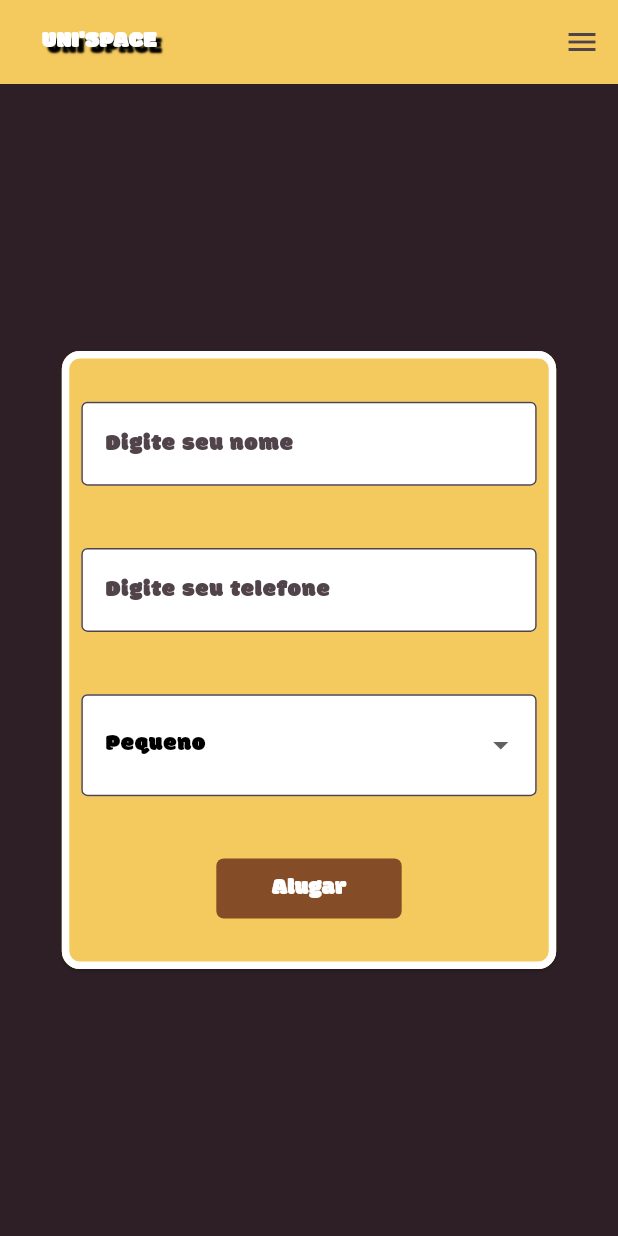
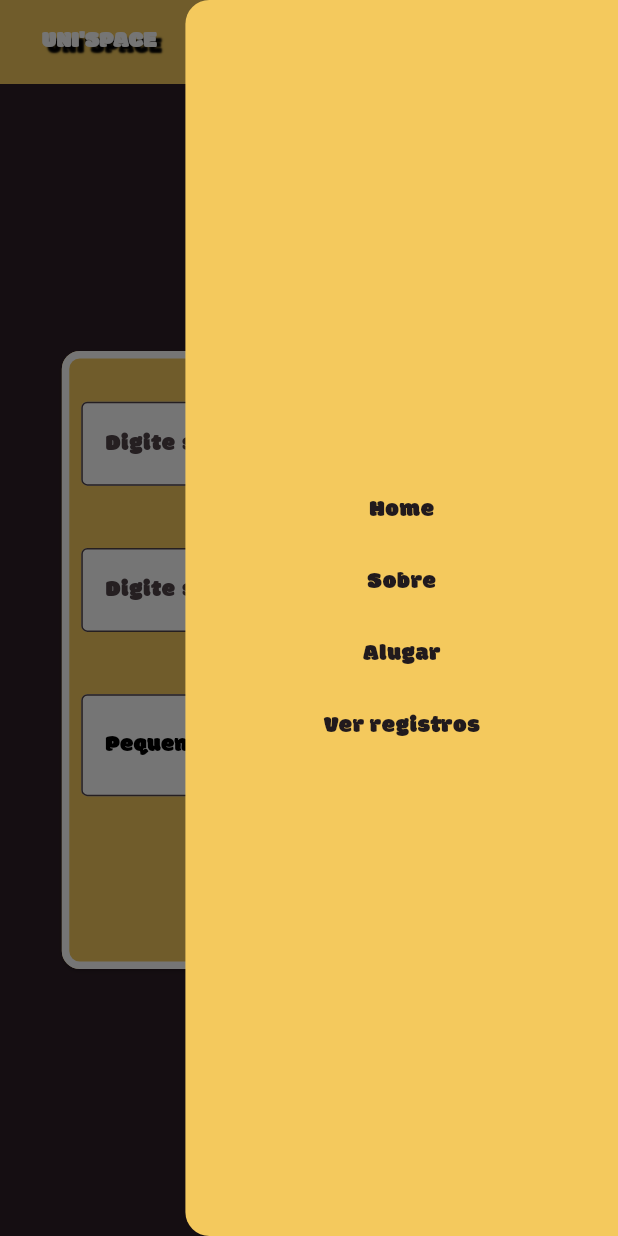
Before and after one commit to PedroHenrique-42/unispace, a Flutter app: the RegisterPage screen opened by its route, in the side drawer, after a tap on "Alugar", on a phone screen of 412 x 824 dp. Run offline on Flutter 3.47's test engine with Material 2 defaults, Android fonts, the phone set to English and light mode, and no system bars; our stand-ins replace bloc, brasil_fields, dartz, flutter_bloc, flutter_modular, sizer.

Commit message:
feat: adicionando tela de sobre no site.

```diff
--- a/lib/app_widget.dart
+++ b/lib/app_widget.dart
@@ -12,7 +12,7 @@ class AppWidget extends StatelessWidget {
       builder: (context, orientation, deviceType) => MaterialApp.router(
         title: "UNI'Space",
         debugShowCheckedModeBanner: false,
-        theme: MainTheme.getMainTheme(context),
+        theme: MainTheme(context: context).lightTheme,
         routerConfig: Modular.routerConfig,
       ),
     );
--- a/lib/core/constants/routes.dart
+++ b/lib/core/constants/routes.dart
@@ -1,5 +1,6 @@
 class Routes {
   static const String home = "/";
+  static const String about = "/about";
   static const String register = "/registerPage";
   static const String listRegisters = "/listRegistersPage";
 
--- a/lib/features/home/home_module.dart
+++ b/lib/features/home/home_module.dart
@@ -1,5 +1,6 @@
 import 'package:flutter_modular/flutter_modular.dart';
 import 'package:unispace/core/constants/routes.dart';
+import 'package:unispace/features/home/presentation/pages/about_page.dart';
 import 'package:unispace/features/home/presentation/pages/home_page.dart';
 import 'package:unispace/features/register/data/data_sources/add_register_data_source.dart';
 import 'package:unispace/features/register/data/repositories_impl/add_register_repository_impl.dart';
@@ -23,6 +24,7 @@ class HomeModule extends Module {
   @override
   void routes(r) {
     r.child(Routes.home, child: (context) => const HomePage());
+    r.child(Routes.about, child: (context) => const AboutPage());
     r.child(Routes.register, child: (context) => const RegisterPage());
     r.child(Routes.listRegisters, child: (context) => const ListRegistersPage());
   }
--- a/lib/features/register/external/data_sources_impl/add_register_on_state_data_source.dart
+++ b/lib/features/register/external/data_sources_impl/add_register_on_state_data_source.dart
@@ -1,5 +1,4 @@
 import 'package:dartz/dartz.dart';
-import 'package:flutter_modular/flutter_modular.dart';
 import 'package:unispace/features/register/data/data_sources/add_register_data_source.dart';
 import 'package:unispace/features/register/domain/entities/register.dart';
 import 'package:unispace/features/register/domain/failures/register_failure.dart';
--- a/lib/features/register/presentation/pages/list_registers_page.dart
+++ b/lib/features/register/presentation/pages/list_registers_page.dart
@@ -1,5 +1,6 @@
 import 'package:flutter/material.dart';
 import 'package:sizer/sizer.dart';
+import 'package:unispace/core/constants/app_colors.dart';
 import 'package:unispace/features/register/external/mock_data/mock_data.dart';
 import 'package:unispace/shared/components/app_bar_widget.dart';
 import 'package:unispace/shared/components/app_drawer.dart';
@@ -25,7 +26,9 @@ class _ListRegistersPageState extends State<ListRegistersPage> {
           ? Center(
               child: Text(
                 "Não há nenhum registro",
-                style: theme.textTheme.titleMedium,
+                style: theme.textTheme.bodyMedium?.copyWith(
+                  color: AppColors.primaryWhite,
+                ),
               ),
             )
           : ListView.builder(
--- a/lib/features/register/presentation/widgets/app_dropdown_button.dart
+++ b/lib/features/register/presentation/widgets/app_dropdown_button.dart
@@ -1,4 +1,5 @@
 import 'package:flutter/material.dart';
+import 'package:unispace/core/constants/app_colors.dart';
 import 'package:unispace/features/register/utils/space_option.dart';
 
 class AppDropdownButton extends StatelessWidget {
@@ -17,21 +18,35 @@ class AppDropdownButton extends StatelessWidget {
         }
         return null;
       },
-      items: [
+      items: const [
         DropdownMenuItem(
           value: SpaceOption.small,
-          child:
-              Text("Pequeno", style: Theme.of(context).textTheme.labelMedium),
+          child: Text(
+            "Pequeno",
+            style: TextStyle(
+              fontSize: 16,
+              color: AppColors.primaryBlack,
+            ),
+          ),
         ),
         DropdownMenuItem(
           value: SpaceOption.medium,
-          child: Text("Médio", style: Theme.of(context).textTheme.labelMedium),
+          child: Text(
+            "Médio",
+            style: TextStyle(
+              fontSize: 16,
+              color: AppColors.primaryBlack,
+            ),
+          ),
         ),
         DropdownMenuItem(
           value: SpaceOption.large,
           child: Text(
             "Grande",
-            style: Theme.of(context).textTheme.labelMedium,
+            style: TextStyle(
+              fontSize: 16,
+              color: AppColors.primaryBlack,
+            ),
           ),
         ),
       ],
--- a/lib/shared/components/app_bar_widget.dart
+++ b/lib/shared/components/app_bar_widget.dart
@@ -54,6 +54,15 @@ class _AppBarWidgetState extends State<AppBarWidget> {
               ),
               TextButton(
                 onPressed: () {
+                  Modular.to.navigate(Routes.about);
+                },
+                child: Text(
+                  'Sobre',
+                  style: Theme.of(context).textTheme.bodyLarge,
+                ),
+              ),
+              TextButton(
+                onPressed: () {
                   Modular.to.navigate(Routes.register);
                 },
                 child: Text(
--- a/lib/shared/components/app_drawer.dart
+++ b/lib/shared/components/app_drawer.dart
@@ -11,7 +11,7 @@ class AppDrawer extends StatelessWidget {
   Widget build(BuildContext context) {
     return Drawer(
       backgroundColor: AppColors.primaryYellow,
-      width: 50.w,
+      width: 70.w,
       child: Column(
         mainAxisSize: MainAxisSize.min,
         mainAxisAlignment: MainAxisAlignment.center,
@@ -22,6 +22,15 @@ class AppDrawer extends StatelessWidget {
             },
             child: Text(
               'Home',
+              style: Theme.of(context).textTheme.bodyLarge,
+            ),
+          ),
+          TextButton(
+            onPressed: () {
+              Modular.to.navigate(Routes.about);
+            },
+            child: Text(
+              'Sobre',
               style: Theme.of(context).textTheme.bodyLarge,
             ),
           ),
```
Also changed, not shown: lib/core/themes/main_theme.dart (+14 -5 lines), lib/features/home/presentation/pages/about_page.dart (added, +65 -0 lines).
